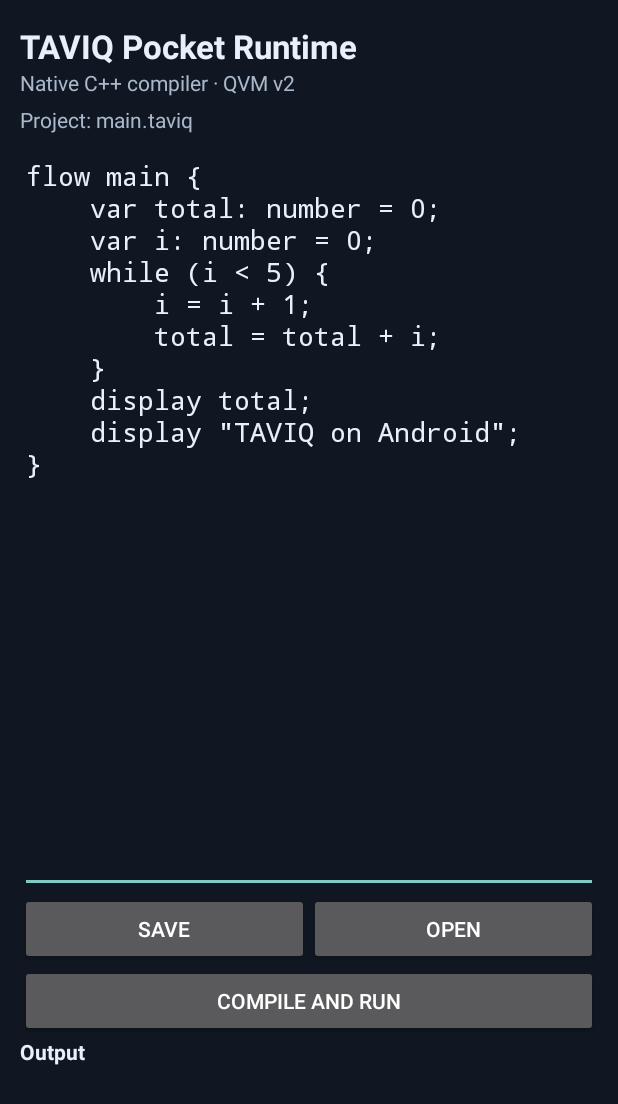
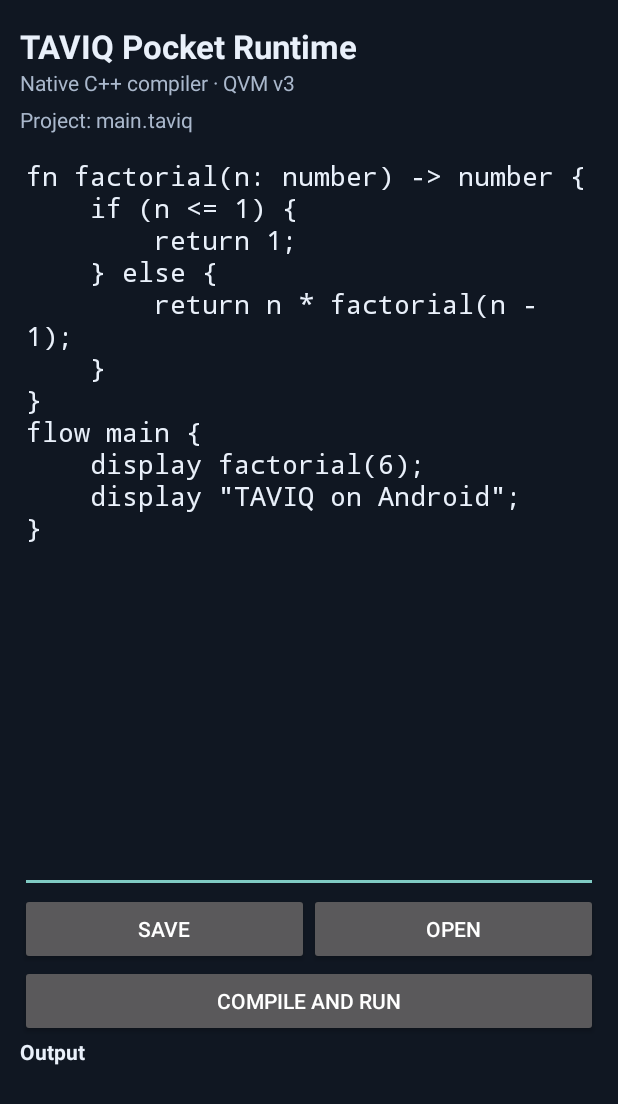
Before and after one commit to ibra8y3-web/TAVIQ, an Android app: the screen it shows after launch (MainActivity), on a phone screen of 412 x 824 dp. Shown: the top 1104 px of the screen. Run offline under Robolectric (Android 15) with nearby library versions, the phone set to English and light mode, and no system bars.

Commit message:
Exercise QVM v3 recursive functions in Android JNI instrumentation

```diff
--- a/platforms/android/app/src/main/java/org/taviq/app/MainActivity.java
+++ b/platforms/android/app/src/main/java/org/taviq/app/MainActivity.java
@@ -55,8 +55,8 @@ public final class MainActivity extends Activity {
         root.addView(heading);
 
         TextView subtitle = new TextView(this);
-        subtitle.setText(text("Native C++ compiler · QVM v2",
-                              "مترجم C++ الأصلي · آلة QVM v2"));
+        subtitle.setText(text("Native C++ compiler · QVM v3",
+                              "مترجم C++ الأصلي · آلة QVM v3"));
         subtitle.setTextColor(0xffaab8cc);
         subtitle.setGravity(rtl ? Gravity.RIGHT : Gravity.LEFT);
         root.addView(subtitle);
@@ -77,14 +77,15 @@ public final class MainActivity extends Activity {
         source.setHintTextColor(0xff75839a);
         source.setHint(text("Write a TAVIQ flow...", "اكتب برنامج TAVIQ..."));
         source.setMinLines(12);
-        source.setText("flow main {\n" +
-                "    var total: number = 0;\n" +
-                "    var i: number = 0;\n" +
-                "    while (i < 5) {\n" +
-                "        i = i + 1;\n" +
-                "        total = total + i;\n" +
+        source.setText("fn factorial(n: number) -> number {\n" +
+                "    if (n <= 1) {\n" +
+                "        return 1;\n" +
+                "    } else {\n" +
+                "        return n * factorial(n - 1);\n" +
                 "    }\n" +
-                "    display total;\n" +
+                "}\n" +
+                "flow main {\n" +
+                "    display factorial(6);\n" +
                 "    display \"TAVIQ on Android\";\n" +
                 "}\n");
         root.addView(source, new LinearLayout.LayoutParams(
```
Also changed, not shown: 1 other file.
